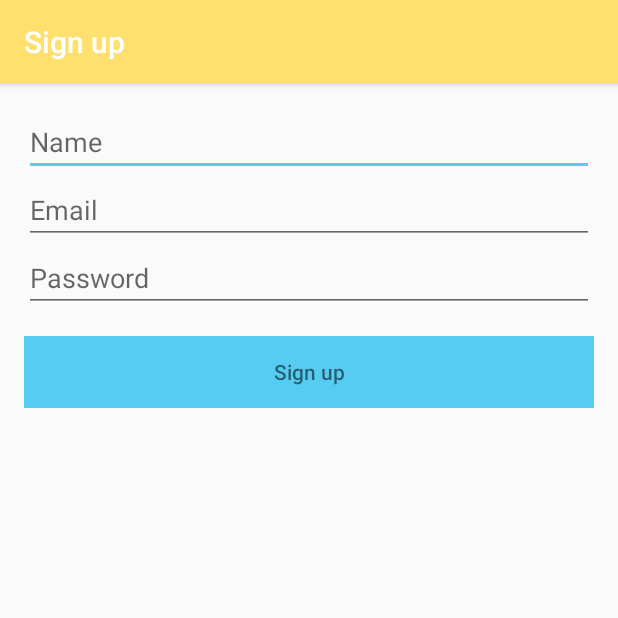
After one commit to jhu-cs-uima-sp19/BeeLine, an Android app: the SignUpActivity screen opened directly, with no data from a screen before it, on a phone screen of 412 x 824 dp, the top half of it. The commit adds this screen. Run offline under Robolectric (Android 15) with nearby library versions, the phone set to English and light mode, and no system bars.

Commit message:
can fake sign up, need back end

```diff
--- a/app/src/main/AndroidManifest.xml
+++ b/app/src/main/AndroidManifest.xml
@@ -17,6 +17,9 @@
         <activity
             android:name=".LoginActivity"
             android:label="@string/title_activity_login"></activity>
+        <activity
+            android:name=".SignUpActivity"
+            android:label="@string/title_activity_signup"></activity>
         <activity
             android:name=".SettingsActivity"
             android:label="@string/title_activity_settings"
--- a/app/src/main/res/layout/activity_landing.xml
+++ b/app/src/main/res/layout/activity_landing.xml
@@ -50,10 +50,10 @@
         app:layout_constraintEnd_toEndOf="parent"
         app:layout_constraintHorizontal_bias="0.496"
         app:layout_constraintStart_toStartOf="parent"
-        app:layout_constraintTop_toBottomOf="@+id/textView2" />
+        app:layout_constraintTop_toBottomOf="@+id/text_tagline" />
 
     <TextView
-        android:id="@+id/textView2"
+        android:id="@+id/text_tagline"
         android:layout_width="wrap_content"
         android:layout_height="wrap_content"
         android:layout_marginStart="8dp"
@@ -66,7 +66,7 @@
         app:layout_constraintTop_toBottomOf="@+id/text_appname" />
 
     <TextView
-        android:id="@+id/textView3"
+        android:id="@+id/text_signup"
         android:layout_width="wrap_content"
         android:layout_height="wrap_content"
         android:layout_marginStart="8dp"
--- /dev/null
+++ b/app/src/main/res/layout/activity_signup.xml
@@ -0,0 +1,76 @@
+<?xml version="1.0" encoding="utf-8"?>
+<LinearLayout xmlns:android="http://schemas.android.com/apk/res/android"
+    xmlns:tools="http://schemas.android.com/tools"
+    android:layout_width="match_parent"
+    android:layout_height="match_parent"
+    android:gravity="center_horizontal"
+    android:orientation="vertical"
+    android:paddingLeft="@dimen/activity_horizontal_margin"
+    android:paddingTop="@dimen/activity_vertical_margin"
+    android:paddingRight="@dimen/activity_horizontal_margin"
+    android:paddingBottom="@dimen/activity_vertical_margin"
+    tools:context=".LoginActivity">
+
+    <!-- Login progress -->
+    <ProgressBar
+        android:id="@+id/signup_progress"
+        style="?android:attr/progressBarStyleLarge"
+        android:layout_width="wrap_content"
+        android:layout_height="wrap_content"
+        android:layout_marginBottom="8dp"
+        android:visibility="gone" />
+
+    <ScrollView
+        android:id="@+id/signup_form"
+        android:layout_width="match_parent"
+        android:layout_height="match_parent">
+
+        <LinearLayout
+            android:id="@+id/email_login_form"
+            android:layout_width="match_parent"
+            android:layout_height="wrap_content"
+            android:orientation="vertical">
+
+            <EditText
+                android:id="@+id/signup_name"
+                android:layout_width="match_parent"
+                android:layout_height="wrap_content"
+                android:hint="@string/prompt_name"
+                android:inputType="textPersonName"
+                android:maxLines="1"
+                android:singleLine="true" />
+
+            <EditText
+                android:id="@+id/signup_email"
+                android:layout_width="match_parent"
+                android:layout_height="wrap_content"
+                android:hint="@string/prompt_email"
+                android:inputType="textEmailAddress"
+                android:maxLines="1"
+                android:singleLine="true" />
+
+            <EditText
+                android:id="@+id/signup_password"
+                android:layout_width="match_parent"
+                android:layout_height="wrap_content"
+                android:hint="@string/prompt_password"
+                android:imeActionId="6"
+                android:imeActionLabel="@string/action_sign_in_short"
+                android:imeOptions="actionUnspecified"
+                android:inputType="textPassword"
+                android:maxLines="1"
+                android:singleLine="true" />
+
+            <Button
+                android:id="@+id/email_sign_in_button"
+                style="?android:textAppearanceSmall"
+                android:layout_width="match_parent"
+                android:layout_height="wrap_content"
+                android:layout_marginTop="16dp"
+                android:background="@color/colorAccent"
+                android:text="@string/title_activity_signup"
+                android:textStyle="bold" />
+
+        </LinearLayout>
+    </ScrollView>
+</LinearLayout>
--- a/app/src/main/res/values/strings.xml
+++ b/app/src/main/res/values/strings.xml
@@ -1,5 +1,14 @@
 <resources>
     <string name="app_name">BeeLine</string>
+
+    <!-- Activity Titles -->
+    <string name="title_activity_create_beeline">Make a beeline</string>
+    <string name="title_activity_find_beelines">Find Beelines</string>
+    <string name="title_activity_beeline_details">Beeline Details</string>
+    <string name="title_activity_profile">Profile</string>
+    <string name="title_activity_settings">Settings</string>
+    <string name="title_activity_login">Log in</string>
+    <string name="title_activity_signup">Sign up</string>
 
     <!-- Landing Page-->
     <string name="app_name_lower">beeline</string>
@@ -17,13 +26,6 @@
     <string name="nav_header_title">Android Studio</string>
     <string name="nav_header_desc">Navigation header</string>
     <string name="action_settings">Settings</string>
-
-    <!-- Activity Titles -->
-    <string name="title_activity_create_beeline">Make a beeline</string>
-    <string name="title_activity_find_beelines">Find Beelines</string>
-    <string name="title_activity_beeline_details">Beeline Details</string>
-    <string name="title_activity_profile">Profile</string>
-    <string name="title_activity_settings">Settings</string>
 
     <!-- Create Beeline -->
     <string name="start_loc_txt">Start location</string>
@@ -66,12 +68,14 @@
 
     <string name="origin_destination_txt">Origin > Destination</string>
     <string name="date_time_format">MM/DD/YYYY HH:MM</string>
-    <string name="title_activity_login">Sign in</string>
-    <!-- Strings related to login -->
+
+    <!-- Log in/Sign up -->
+    <string name="prompt_name">Name</string>
     <string name="prompt_email">Email</string>
-    <string name="prompt_password">Password (optional)</string>
-    <string name="action_sign_in">Sign in or register</string>
-    <string name="action_sign_in_short">Sign in</string>
+    <string name="prompt_password">Password</string>
+    <string name="action_sign_in">Log in</string>
+    <string name="action_sign_up">Sign up</string>
+    <string name="action_sign_in_short">Log in</string>
     <string name="error_invalid_email">This email address is invalid</string>
     <string name="error_invalid_password">This password is too short</string>
     <string name="error_incorrect_password">This password is incorrect</string>
```
Also changed, not shown: app/src/main/java/com/wenwanggarzagao/beeline/Landing.java (+20 -10 lines), app/src/main/java/com/wenwanggarzagao/beeline/SignUpActivity.java (added, +347 -0 lines).
